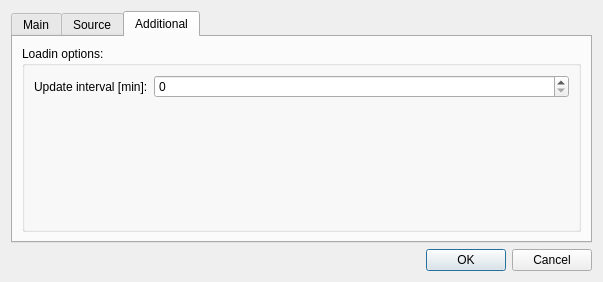
KarolBedkowski/mna, file data/gui/dlg_source_edit.ui: the form before one commit.
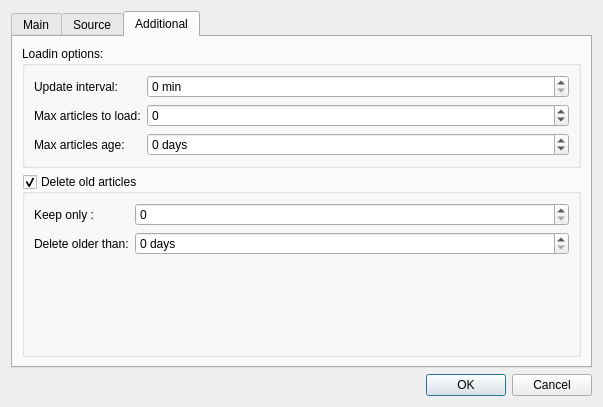
The form after the commit. The open tabs and pages were chosen to show the change.

Commit message: clean old articles by age/num - configurations + logic

What changed in the file:
```diff
--- a/data/gui/dlg_source_edit.ui
+++ b/data/gui/dlg_source_edit.ui
@@ -7,7 +7,7 @@
     <x>0</x>
     <y>0</y>
     <width>603</width>
-    <height>282</height>
+    <height>407</height>
    </rect>
   </property>
   <property name="windowTitle">
@@ -43,7 +43,7 @@
       <attribute name="title">
        <string>Additional</string>
       </attribute>
-      <layout class="QVBoxLayout" name="verticalLayout_4">
+      <layout class="QVBoxLayout" name="verticalLayout_4" stretch="0,1">
        <item>
         <widget class="QGroupBox" name="groupBox">
          <property name="sizePolicy">
@@ -62,17 +62,109 @@
           <item row="0" column="0">
            <widget class="QLabel" name="label_2">
             <property name="text">
-             <string>Update interval [min]:</string>
+             <string>Update interval:</string>
             </property>
            </widget>
           </item>
           <item row="0" column="1">
            <widget class="QSpinBox" name="e_interval">
+            <property name="suffix">
+             <string> min</string>
+            </property>
             <property name="maximum">
              <number>50000</number>
             </property>
             <property name="singleStep">
              <number>5</number>
+            </property>
+           </widget>
+          </item>
+          <item row="1" column="0">
+           <widget class="QLabel" name="label">
+            <property name="locale">
+             <locale language="C" country="AnyCountry"/>
+            </property>
+            <property name="text">
+             <string>Max articles to load:</string>
+            </property>
+           </widget>
+          </item>
+          <item row="1" column="1">
+           <widget class="QSpinBox" name="sb_max_art_load">
+            <property name="toolTip">
+             <string>&lt;html&gt;&lt;head/&gt;&lt;body&gt;&lt;p&gt;(0 for application default; -1 - load all)&lt;/p&gt;&lt;/body&gt;&lt;/html&gt;</string>
+            </property>
+            <property name="minimum">
+             <number>-1</number>
+            </property>
+            <property name="maximum">
+             <number>99999</number>
+            </property>
+           </widget>
+          </item>
+          <item row="2" column="0">
+           <widget class="QLabel" name="label_3">
+            <property name="text">
+             <string>Max articles age:</string>
+            </property>
+           </widget>
+          </item>
+          <item row="2" column="1">
+           <widget class="QSpinBox" name="sb_max_age_load">
+            <property name="toolTip">
+             <string>(0 for application default; -1 - load all)</string>
+            </property>
+            <property name="suffix">
+             <string> days</string>
+            </property>
+            <property name="minimum">
+             <number>-1</number>
+            </property>
+            <property name="maximum">
+             <number>9999</number>
+            </property>
+           </widget>
+          </item>
+         </layout>
+        </widget>
+       </item>
+       <item>
+        <widget class="QGroupBox" name="gb_delete_art">
+         <property name="title">
+          <string>Delete old articles</string>
+         </property>
+         <property name="checkable">
+          <bool>true</bool>
+         </property>
+         <layout class="QFormLayout" name="formLayout">
+          <item row="0" column="0">
+           <widget class="QLabel" name="label_4">
+            <property name="text">
+             <string>Keep only :</string>
+            </property>
+           </widget>
+          </item>
+          <item row="0" column="1">
+           <widget class="QSpinBox" name="sb_art_keep_num">
+            <property name="toolTip">
+             <string>(0 for application default; -1 - keep all)</string>
+            </property>
+           </widget>
+          </item>
+          <item row="1" column="0">
+           <widget class="QLabel" name="label_5">
+            <property name="text">
+             <string>Delete older than:</string>
+            </property>
+           </widget>
+          </item>
+          <item row="1" column="1">
+           <widget class="QSpinBox" name="sb_art_keep_age">
+            <property name="toolTip">
+             <string>(0 for application default; -1 - keep all)</string>
+            </property>
+            <property name="suffix">
+             <string> days</string>
             </property>
            </widget>
           </item>
```
Left out of the diff: 2 changed lines with no effect on the pictures. The commit also changes 4 other files.
